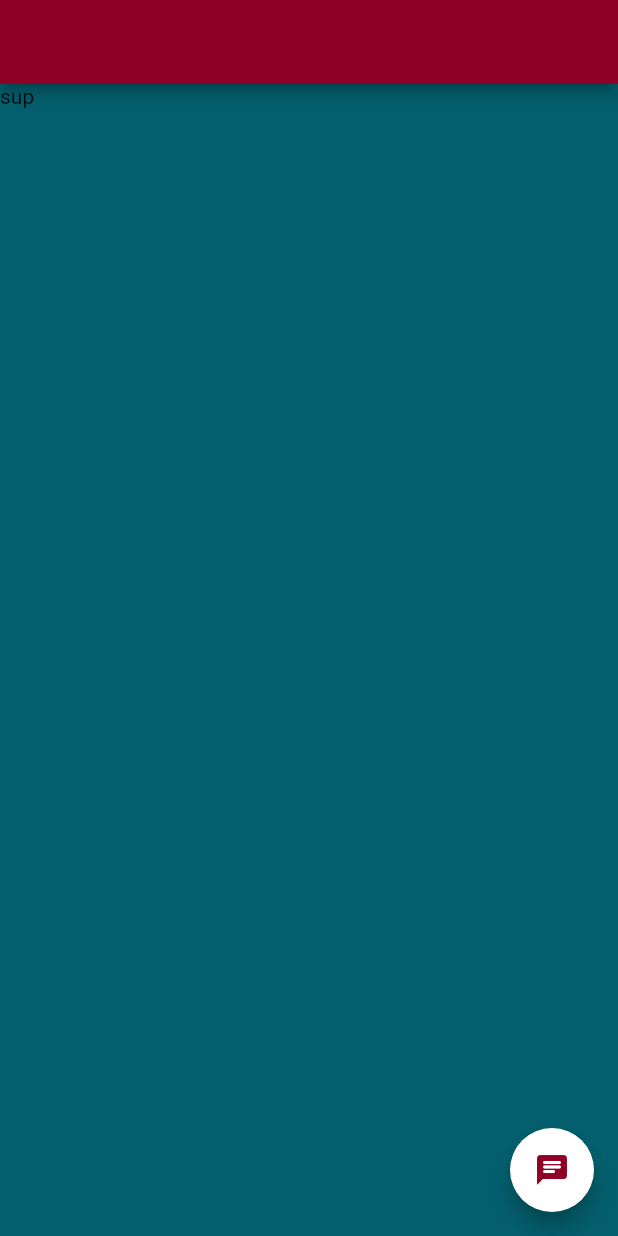
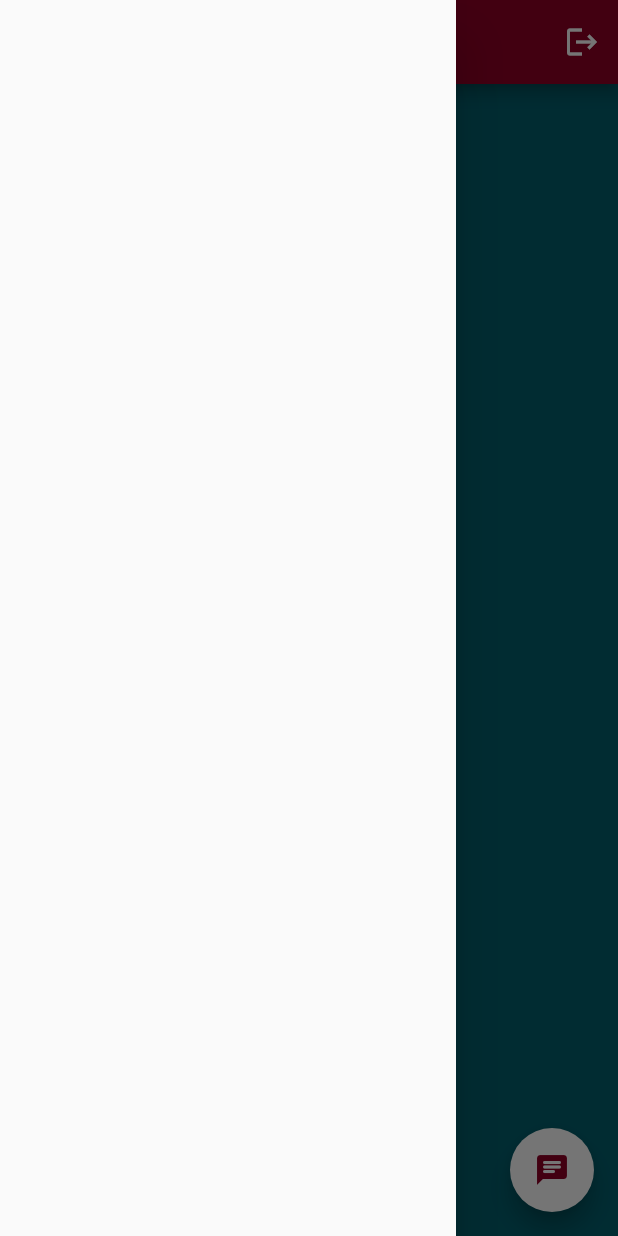
Before and after one commit to Omar-Abdullah-Muhammad-AlMaghawry/Hospital-Management-System, a Flutter app: the screen it shows after launch, with the side drawer open (before the commit the screen has no drawer), on a phone screen of 412 x 824 dp. Run offline on Flutter 3.47's test engine with Material 2 defaults, Android fonts, the phone set to English and light mode, and no system bars.

Commit message:
Added constructCustomAppBar function that returns a our custom AppBar

```diff
--- a/HMS/lib/main.dart
+++ b/HMS/lib/main.dart
@@ -1,5 +1,7 @@
 import 'package:flutter/material.dart';
 import './widgets/CustomFloatingActionButton.dart';
+import './widgets/CustomAppBar.dart';
+
 
 void main() {
   runApp(MyApp());
@@ -20,9 +22,8 @@ class HomePage extends StatelessWidget {
   @override
   Widget build(BuildContext context) {
     return Scaffold(
-      appBar: AppBar(
-        backgroundColor: Color(0xFF8F0026),
-      ),
+      appBar:constructCustomAppBar(() {}, 'Benimaru Shinmon', '0123456789'),
+      drawer: Drawer(),
       body: Text('sup'),
       floatingActionButton: CustomFloatingActionButton(() {}),
       backgroundColor: Color(0xFF035F6D),
--- /dev/null
+++ b/HMS/lib/widgets/CustomAppBar.dart
@@ -0,0 +1,32 @@
+import 'package:flutter/material.dart';
+
+Widget constructCustomAppBar(logout, userName, id) {
+  return AppBar(
+    actions: [
+      IconButton(
+        icon: Icon(Icons.logout),
+        onPressed: logout,
+      ),
+    ],
+    backgroundColor: Color(0xFF8F0026),
+    title: Column(
+      crossAxisAlignment: CrossAxisAlignment.start,
+      children: [
+        Text(
+          userName,
+          style: TextStyle(
+            color: Colors.white,
+            fontSize: 14,
+          ),
+        ),
+        Text(
+          id,
+          style: TextStyle(
+            color: Colors.white,
+            fontSize: 14,
+          ),
+        ),
+      ],
+    ),
+  );
+}
```
